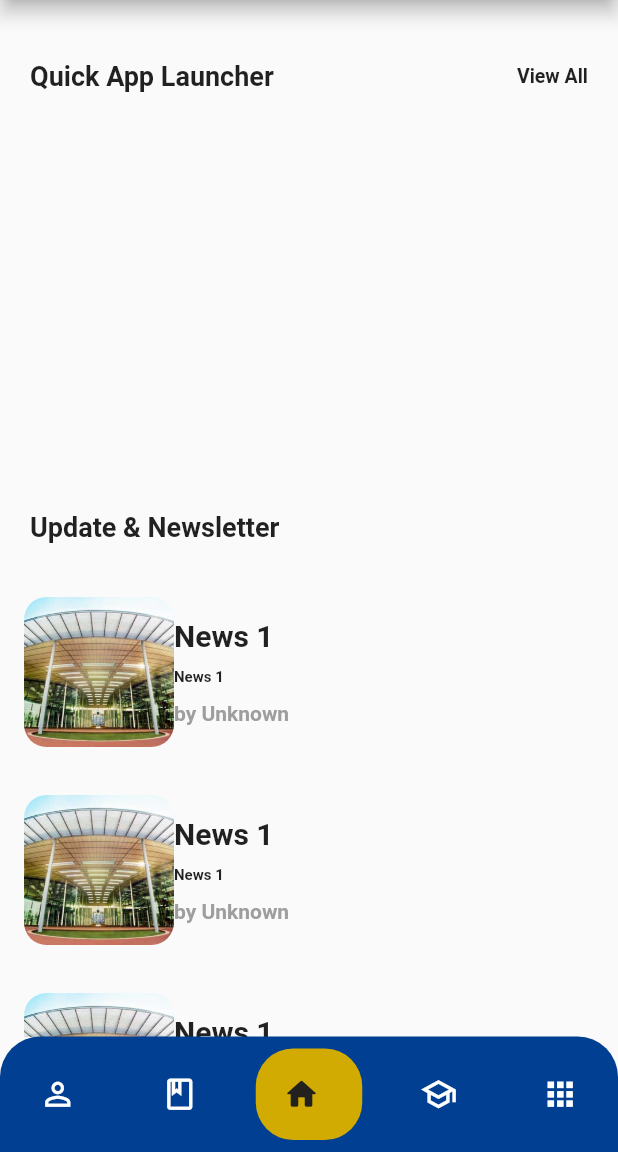
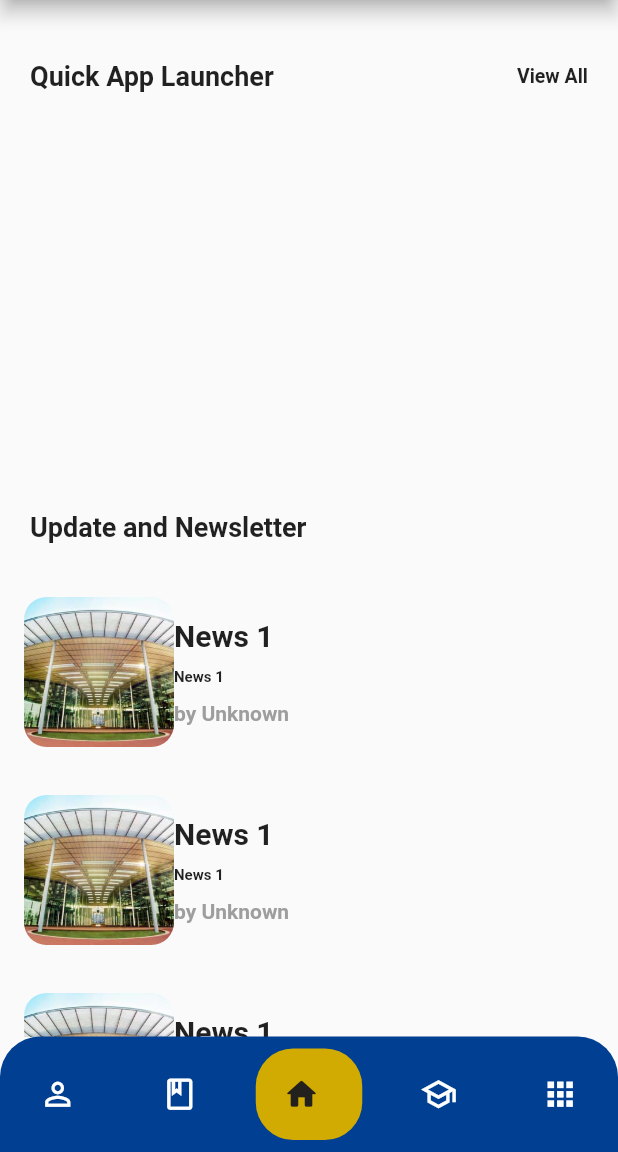
Before and after one commit to haqimhaslee/utpinme, a Flutter app: the screen it shows after launch, on a phone screen of 412 x 824 dp, the part 84-1236 px from its top. Run offline on Flutter 3.47's test engine with Material 2 defaults, Android fonts, the phone set to English and light mode, and no system bars; drawn by our look-alikes of google_nav_bar; missing offline and left inert: gridview_menu.

Commit message:
(UPDATE) -ChildContent-

```diff
--- a/lib/pages/home.dart
+++ b/lib/pages/home.dart
@@ -66,7 +66,7 @@ class _HomeState extends State<Home> {
               padding: EdgeInsets.all(20),
               child: Row(children: <Widget>[
                 Text(
-                  "Update & Newsletter",
+                  "Update and Newsletter",
                   style: TextStyle(fontSize: 18, fontWeight: FontWeight.bold),
                 )
               ]),
```
